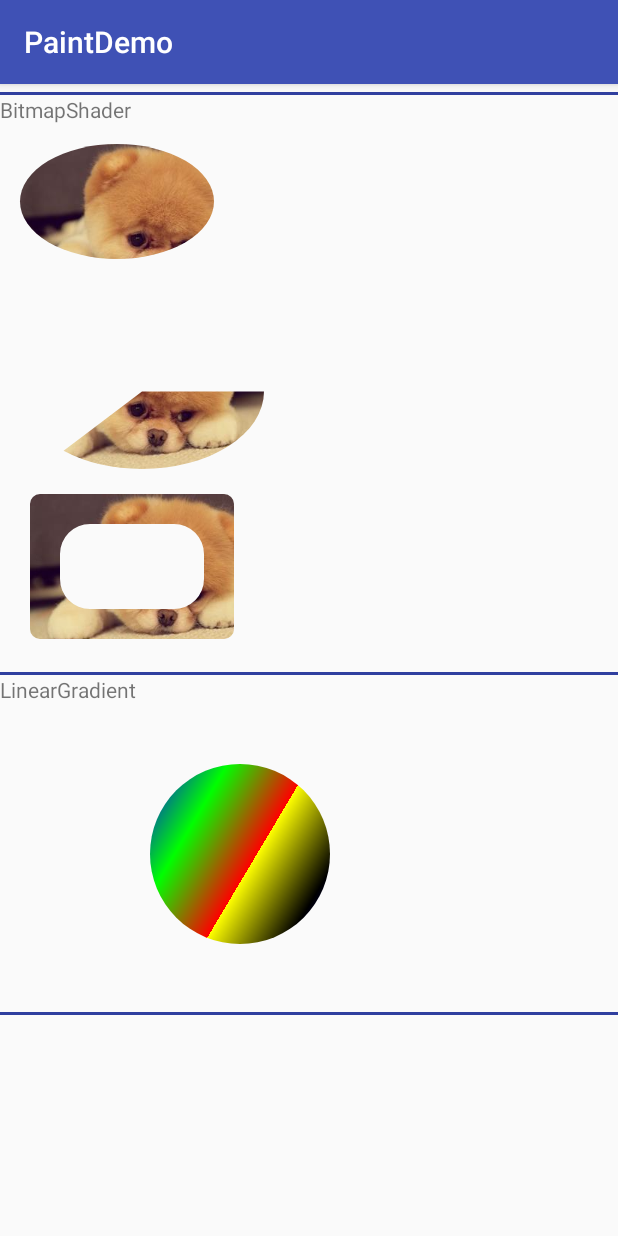
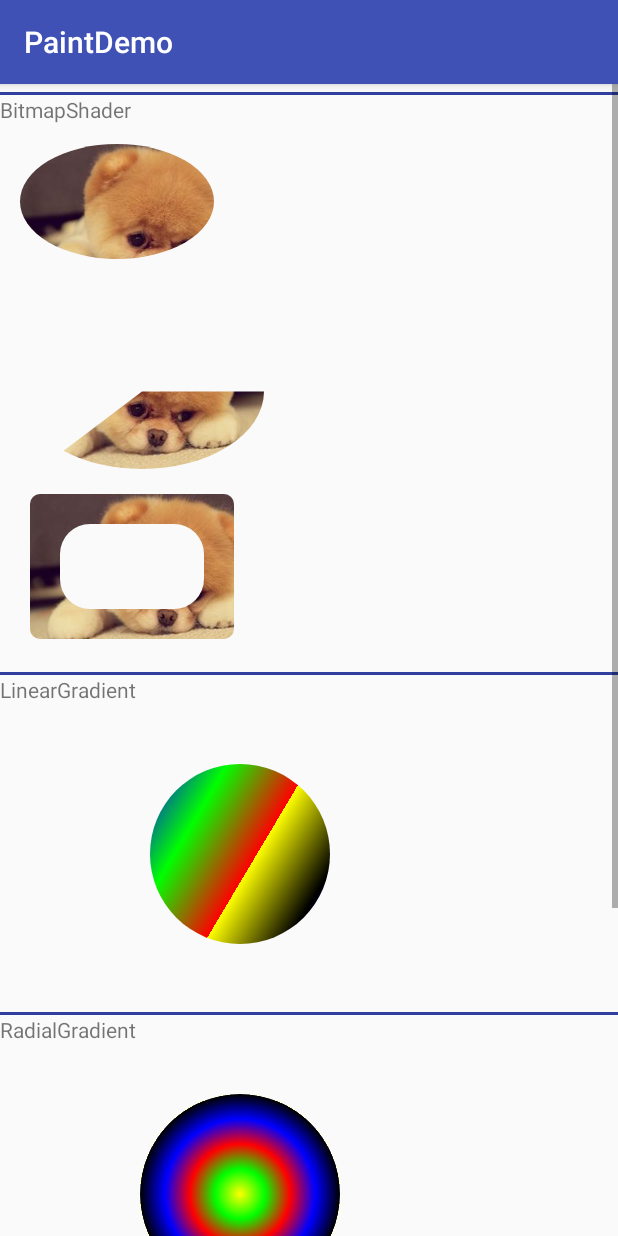
Before and after one commit to wuzhiqian/PaintDemo, an Android app: the ShaderActivity screen opened directly, with no data from a screen before it, on a phone screen of 412 x 824 dp. Run offline under Robolectric (Android 15) with nearby library versions, the phone set to English and light mode, and no system bars.

Commit message:
添加    SweepGradient类型

```diff
--- a/app/src/main/java/com/wzq/paintdemo/util/shder/DrawLinearGradient.java
+++ b/app/src/main/java/com/wzq/paintdemo/util/shder/DrawLinearGradient.java
@@ -18,6 +18,7 @@ public class DrawLinearGradient {
     public DrawLinearGradient(Bitmap bitmap)
     {
         paint = new Paint();
+        paint.setAntiAlias(true);
         linearGradient = new LinearGradient(10, 10, bitmap.getWidth() - 10, bitmap.getHeight() - 10, new int[]{Color.YELLOW, Color.BLACK, Color.BLUE, Color.GREEN, Color.RED}, null, Shader.TileMode.REPEAT);
 
     }
--- a/app/src/main/java/com/wzq/paintdemo/util/shder/DrawRadialGradient.java
+++ b/app/src/main/java/com/wzq/paintdemo/util/shder/DrawRadialGradient.java
@@ -16,7 +16,7 @@ public class DrawRadialGradient {
     public DrawRadialGradient()
     {
         paint = new Paint();
-
+        paint.setAntiAlias(true);
         radialGradient = new RadialGradient(240, 150,100, new int[]{Color.YELLOW, Color.GREEN,Color.RED, Color.BLUE, Color.BLACK}, null, Shader.TileMode.REPEAT);
     }
 
--- /dev/null
+++ b/app/src/main/java/com/wzq/paintdemo/util/shder/DrawSweepGradient.java
@@ -0,0 +1,32 @@
+package com.wzq.paintdemo.util.shder;
+
+import android.graphics.Canvas;
+import android.graphics.Color;
+import android.graphics.Paint;
+import android.graphics.SweepGradient;
+
+/**
+ * Created by wzq on 17-1-6.
+ */
+
+public class DrawSweepGradient {
+
+    private Paint paint;
+    private SweepGradient sweepGradient;
+
+    public DrawSweepGradient()
+    {
+        paint = new Paint();
+        paint.setAntiAlias(true);
+        sweepGradient = new SweepGradient(240, 150, new int[]{Color.BLACK, Color.BLUE, Color.RED, Color.RED, Color.GREEN}, null);
+    }
+
+    public void drawSweepGradient(Canvas canvas)
+    {
+        paint.setShader(sweepGradient);
+        canvas.drawCircle(240, 150, 100, paint);
+    }
+
+
+
+}
--- /dev/null
+++ b/app/src/main/java/com/wzq/paintdemo/view/shaderview/SweepGradientView.java
@@ -0,0 +1,34 @@
+package com.wzq.paintdemo.view.shaderview;
+
+import android.content.Context;
+import android.graphics.Canvas;
+import android.util.AttributeSet;
+
+import com.wzq.paintdemo.util.shder.DrawSweepGradient;
+import com.wzq.paintdemo.view.BaseView;
+
+/**
+ * Created by wzq on 17-1-6.
+ */
+
+public class SweepGradientView extends BaseView {
+    private DrawSweepGradient drawSweepGradient;
+    public SweepGradientView(Context context) {
+        this(context, null);
+    }
+
+    public SweepGradientView(Context context, AttributeSet attrs) {
+        this(context, attrs, 0);
+    }
+
+    public SweepGradientView(Context context, AttributeSet attrs, int defStyleAttr) {
+        super(context, attrs, defStyleAttr);
+        drawSweepGradient = new DrawSweepGradient();
+    }
+
+    @Override
+    protected void onDraw(Canvas canvas) {
+        super.onDraw(canvas);
+        drawSweepGradient.drawSweepGradient(canvas);
+    }
+}
--- a/app/src/main/res/layout/activity_shader.xml
+++ b/app/src/main/res/layout/activity_shader.xml
@@ -17,6 +17,11 @@
 
 
             <include layout="@layout/lineargradient_view"/>
+
+            <include layout="@layout/radialgradient_view"/>
+
+
+            <include layout="@layout/sweepgradient_view"/>
         </LinearLayout>
     </ScrollView>
 </LinearLayout>
```
Also changed, not shown: app/src/main/res/layout/sweepgradient_view.xml (added, +20 -0 lines).
